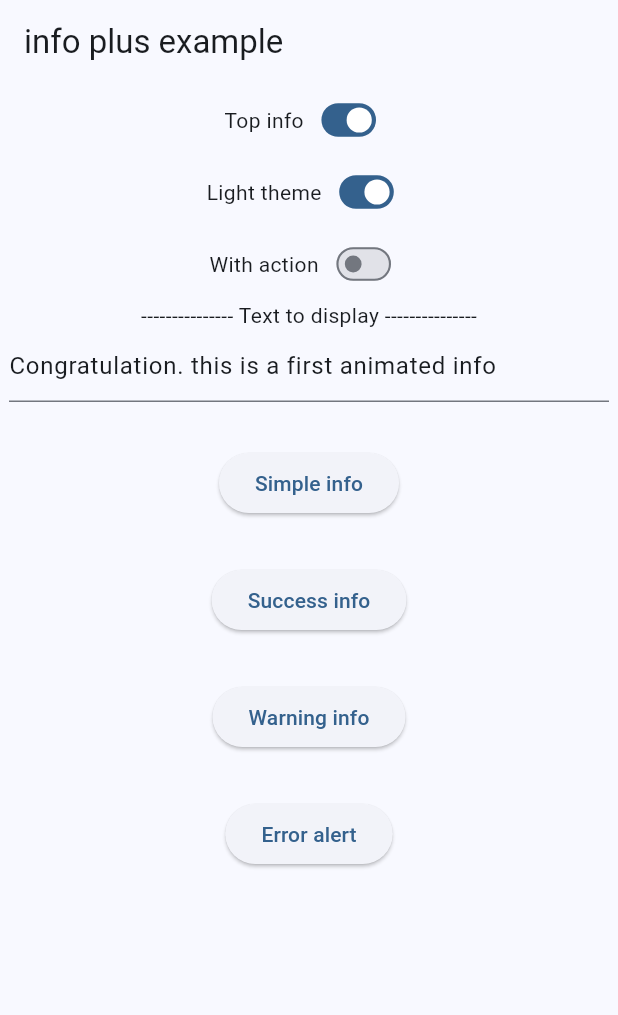
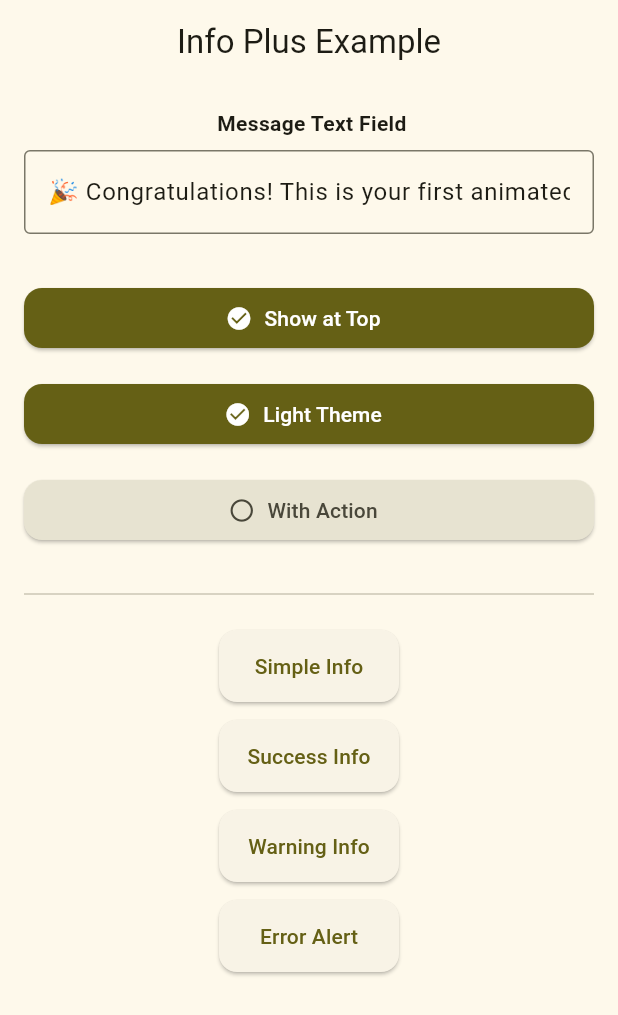
Before and after one commit to Moeed366/info_plus, a Flutter app: the screen it shows after launch, on a phone screen of 412 x 824 dp. Shown: the top 1015 px of the screen. Run offline on Flutter 3.47's test engine with Material 3 defaults, Android fonts, the phone set to English and light mode, and no system bars.

Commit message:
updated boarder flow

```diff
--- a/example/lib/main.dart
+++ b/example/lib/main.dart
@@ -3,116 +3,125 @@ import 'package:example/src/theme_service.dart';
 import 'package:flutter/material.dart';
 import 'package:info_plus/info_plus.dart';
 
-void main() {
-  runApp(const MyApp());
-}
+void main() => runApp(const MyApp());
 
-class MyApp extends StatefulWidget {
+class MyApp extends StatelessWidget {
   const MyApp({super.key});
 
   @override
-  State<MyApp> createState() => _MyAppState();
+  Widget build(BuildContext context) {
+    return MaterialApp(
+      debugShowCheckedModeBanner: false,
+      themeMode: ThemeMode.light,
+      theme: ThemeService.lightTheme,
+      darkTheme: ThemeService.darkTheme,
+      home: const HomeScreen(),
+    );
+  }
 }
 
-class _MyAppState extends State<MyApp> {
-  bool isTop = true;
-  bool lightTheme = true;
-  bool hasAction = false;
-  TextEditingController textController = TextEditingController(
-    text: 'Congratulation. this is a first animated info',
+class HomeScreen extends StatefulWidget {
+  const HomeScreen({super.key});
+
+  @override
+  State<HomeScreen> createState() => _HomeScreenState();
+}
+
+class _HomeScreenState extends State<HomeScreen> {
+  bool _isTop = true;
+  bool _isLightTheme = true;
+  bool _hasAction = false;
+  final _textController = TextEditingController(
+    text: '🎉 Congratulations! This is your first animated info.',
   );
-  @override
-  Widget build(BuildContext context) {
-    return MaterialApp(
-      themeMode: lightTheme ? ThemeMode.light : ThemeMode.dark,
-      theme: ThemeService.lightTheme,
-      darkTheme: ThemeService.darkTheme,
-      home: Builder(
-        builder: (context) {
-          //Display the alert info
-          showInfo(TypeInfo typeInfo) {
-            return InfoPlus.show(
+
+  void _showInfo(TypeInfo typeInfo) {
+    InfoPlus.show(
+      padding: 50,
       context: context,
-              text: textController.text,
+      text: _textController.text,
       typeInfo: typeInfo,
-              position: isTop ? MessagePosition.top : MessagePosition.bottom,
-              action: hasAction ? 'Undo' : null,
-              actionCallback: hasAction
-                  ? () {
-                      print('undo clicked');
-                    }
-                  : null,
+      position: _isTop ? MessagePosition.top : MessagePosition.bottom,
+      action: _hasAction ? 'Undo' : null,
+      actionCallback: _hasAction ? () => debugPrint('Undo clicked') : null,
     );
   }
 
-          return Scaffold(
+  @override
+  Widget build(BuildContext context) {
+    return SafeArea(
+      child: MaterialApp(
+        themeMode: _isLightTheme ? ThemeMode.light : ThemeMode.dark,
+        theme: ThemeService.lightTheme,
+        darkTheme: ThemeService.darkTheme,
+        home: Scaffold(
           appBar: AppBar(
-              title: const Text('info plus example'),
+            title: const Text('Info Plus Example'),
+            centerTitle: true,
           ),
-            body: SingleChildScrollView(
-              child: Column(
+          body: Padding(
+            padding: const EdgeInsets.all(16.0),
+            child: ListView(
               children: [
-                  SwitcherWidget(
-                    text: 'Top info',
-                    callback: (value) {
-                      setState(
-                        () {
-                          isTop = value;
-                        },
-                      );
-                    },
-                  ),
-                  SwitcherWidget(
-                    text: 'Light theme',
-                    callback: (value) {
-                      setState(() {
-                        lightTheme = !lightTheme;
-                      });
-                    },
-                  ),
-                  SwitcherWidget(
-                    text: 'With action',
-                    initialState: false,
-                    callback: (value) {
-                      setState(() {
-                        hasAction = !hasAction;
-                      });
-                    },
-                  ),
-                  const Text(
-                    '--------------- Text to display ---------------',
-                  ),
-                  SizedBox(
-                    width: 400,
-                    child: TextField(
-                      controller: textController,
+                Align(
+                  alignment: Alignment.center,
+                  child: const Text(
+                    ' Message Text Field',
+                    style: TextStyle(fontWeight: FontWeight.bold),
                   ),
                 ),
-                  const SizedBox(height: 30),
-                  ElevatedButton(
-                    onPressed: () => showInfo(TypeInfo.info),
-                    child: const Text('Simple info'),
+                const SizedBox(height: 8),
+                TextField(
+                  controller: _textController,
+                  decoration: const InputDecoration(
+                    border: OutlineInputBorder(),
+                    hintText: 'Enter your message...',
                   ),
-                  const SizedBox(height: 30),
-                  ElevatedButton(
-                    onPressed: () => showInfo(TypeInfo.success),
-                    child: const Text('Success info'),
                 ),
-                  const SizedBox(height: 30),
-                  ElevatedButton(
-                    onPressed: () => showInfo(TypeInfo.warning),
-                    child: const Text('Warning info'),
+                const SizedBox(height: 24),
+                ToggleButtonWidget(
+                  text: 'Show at Top',
+                  initialState: _isTop,
+                  callback: (value) => setState(() => _isTop = value),
                 ),
-                  const SizedBox(height: 30),
-                  ElevatedButton(
-                    onPressed: () => showInfo(TypeInfo.error),
-                    child: const Text('Error alert'),
+                ToggleButtonWidget(
+                  text: 'Light Theme',
+                  initialState: _isLightTheme,
+                  callback: (value) => setState(() => _isLightTheme = value),
+                ),
+                ToggleButtonWidget(
+                  text: 'With Action',
+                  initialState: _hasAction,
+                  callback: (value) => setState(() => _hasAction = value),
+                ),
+                const SizedBox(height: 16),
+                Divider(),
+                const SizedBox(height: 16),
+                ...[
+                  {'label': 'Simple Info', 'type': TypeInfo.info},
+                  {'label': 'Success Info', 'type': TypeInfo.success},
+                  {'label': 'Warning Info', 'type': TypeInfo.warning},
+                  {'label': 'Error Alert', 'type': TypeInfo.error},
+                ].map(
+                  (btn) => Padding(
+                    padding: const EdgeInsets.only(
+                        bottom: 12.0, left: 130, right: 130),
+                    child: ElevatedButton(
+                      onPressed: () => _showInfo(btn['type'] as TypeInfo),
+                      style: ElevatedButton.styleFrom(
+                        padding: const EdgeInsets.symmetric(vertical: 14),
+                        shape: RoundedRectangleBorder(
+                          borderRadius: BorderRadius.circular(12),
+                        ),
+                      ),
+                      child: Text(btn['label'] as String),
+                    ),
+                  ),
                 ),
               ],
             ),
           ),
-          );
-        },
+        ),
       ),
     );
   }
--- a/example/lib/src/switch_widget.dart
+++ b/example/lib/src/switch_widget.dart
@@ -1,22 +1,24 @@
 import 'package:flutter/material.dart';
 
-class SwitcherWidget extends StatefulWidget {
-  final Function(bool) callback;
+class ToggleButtonWidget extends StatefulWidget {
   final String text;
+  final ValueChanged<bool> callback;
   final bool initialState;
-  const SwitcherWidget({
+
+  const ToggleButtonWidget({
     super.key,
+    required this.text,
     required this.callback,
-    required this.text,
     this.initialState = true,
   });
 
   @override
-  State<SwitcherWidget> createState() => _SwitcherWidgetState();
+  State<ToggleButtonWidget> createState() => _ToggleButtonWidgetState();
 }
 
-class _SwitcherWidgetState extends State<SwitcherWidget> {
+class _ToggleButtonWidgetState extends State<ToggleButtonWidget> {
   late bool currentState;
+
   @override
   void initState() {
     super.initState();
@@ -25,27 +27,29 @@ class _SwitcherWidgetState extends State<SwitcherWidget> {
 
   @override
   Widget build(BuildContext context) {
-    return Row(
-      mainAxisAlignment: MainAxisAlignment.center,
-      children: [
-        Text(widget.text),
-        Transform.scale(
-          scale: 0.7,
-          child: Switch(
-            value: currentState,
-            onChanged: (value) {
-              _onChanged(value);
-            },
+    final theme = Theme.of(context);
+    return Padding(
+      padding: const EdgeInsets.symmetric(vertical: 8.0),
+      child: ElevatedButton.icon(
+        style: ElevatedButton.styleFrom(
+          backgroundColor: currentState
+              ? theme.colorScheme.primary
+              : theme.colorScheme.surfaceVariant,
+          foregroundColor:
+              currentState ? Colors.white : theme.colorScheme.onSurfaceVariant,
+          shape: RoundedRectangleBorder(
+            borderRadius: BorderRadius.circular(12),
           ),
         ),
-      ],
+        onPressed: () {
+          setState(() => currentState = !currentState);
+          widget.callback(currentState);
+        },
+        icon: Icon(
+          currentState ? Icons.check_circle : Icons.radio_button_unchecked,
+        ),
+        label: Text(widget.text),
+      ),
     );
   }
-
-  _onChanged(bool value) {
-    setState(() {
-      currentState = !currentState;
-      widget.callback(value);
-    });
-  }
 }
--- a/example/lib/src/theme_service.dart
+++ b/example/lib/src/theme_service.dart
@@ -2,7 +2,7 @@ import 'package:flutter/material.dart';
 
 class ThemeService {
   ThemeService._();
-  static Color primaryColor = const Color.fromARGB(255, 31, 105, 165);
+  static Color primaryColor = const Color.fromARGB(255, 234, 223, 15);
 
   static ThemeData get lightTheme => _theme(Brightness.light);
 
--- a/lib/src/widgets/info_plus_animated.dart
+++ b/lib/src/widgets/info_plus_animated.dart
@@ -140,8 +140,6 @@ class InfoPlusAnimated extends StatelessWidget {
         return Positioned(
           left: (alerteHelper.maxWidth - width.value) / 2,
           top: topPosition.value,
-          child: Padding(
-            padding: const EdgeInsets.symmetric(horizontal: 10),
           child: Material(
             elevation: 4, // gives a shadow
             borderRadius: BorderRadius.circular(40.0),
@@ -164,8 +162,8 @@ class InfoPlusAnimated extends StatelessWidget {
                     borderRadius: BorderRadius.circular(40.0),
                     boxShadow: [
                       BoxShadow(
-                          color: alerteHelper.backgroundColor
-                              .withValues(alpha: 0.3),
+                        color:
+                            alerteHelper.backgroundColor.withValues(alpha: 0.3),
                         blurRadius: 11.0,
                         offset: alerteHelper.isThemeDark
                             ? const Offset(0, 1)
@@ -231,7 +229,6 @@ class InfoPlusAnimated extends StatelessWidget {
               ),
             ),
           ),
-          ),
         );
       },
     );
```
Also changed, not shown: example/assets/info_plus_screen.gif, 1 other file. Lines whose indentation alone changed are shown as unchanged.
